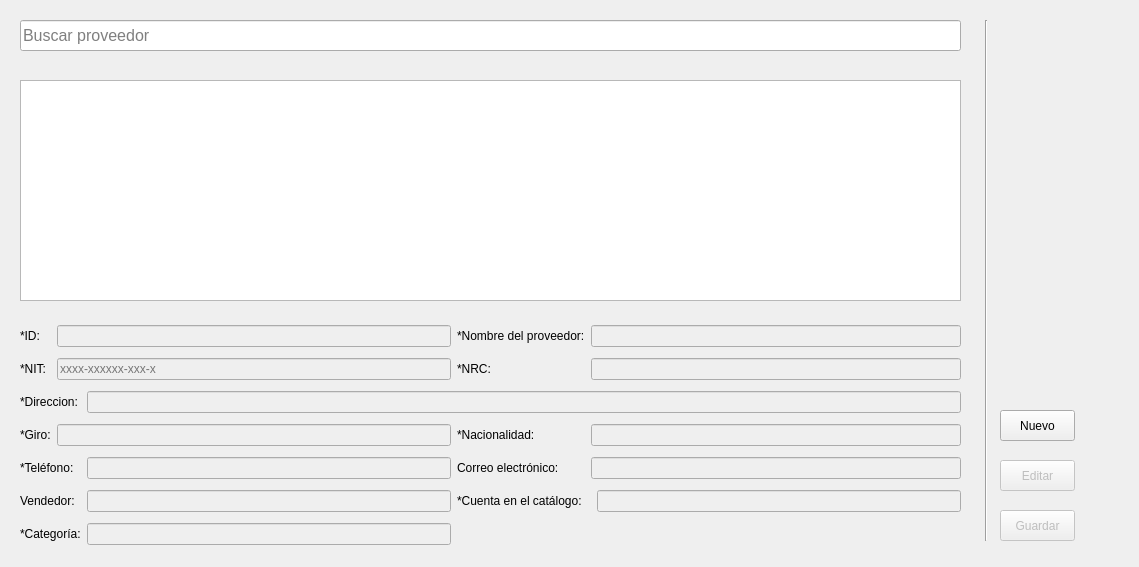
Above: mainwindow/proveedores.ui from psystingod/eremasPro before the change. Below: the same form after it.
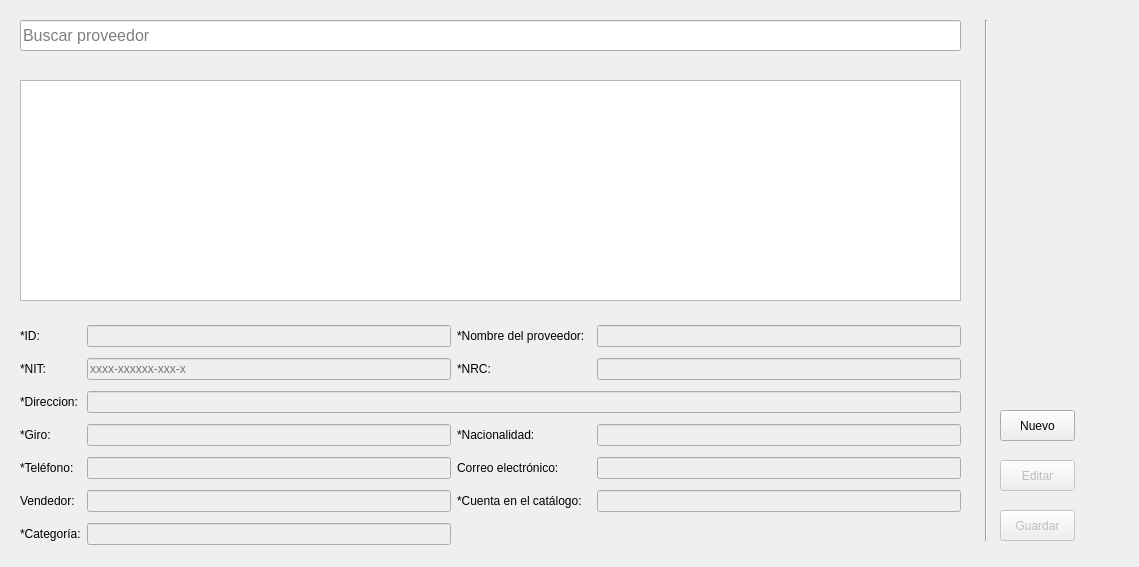
That is the form after the change.

```diff
--- a/mainwindow/proveedores.ui
+++ b/mainwindow/proveedores.ui
@@ -105,7 +105,7 @@
     <string>Editar</string>
    </property>
   </widget>
-  <widget class="QWidget" name="">
+  <widget class="QWidget" name="layoutWidget">
    <property name="geometry">
     <rect>
      <x>20</x>
@@ -122,13 +122,6 @@
       </property>
      </widget>
     </item>
-    <item row="0" column="1" colspan="2">
-     <widget class="QLineEdit" name="idLineEdit">
-      <property name="enabled">
-       <bool>false</bool>
-      </property>
-     </widget>
-    </item>
     <item row="0" column="3">
      <widget class="QLabel" name="nombreDelProveedorLabel">
       <property name="text">
@@ -136,13 +129,6 @@
       </property>
      </widget>
     </item>
-    <item row="0" column="4" colspan="2">
-     <widget class="QLineEdit" name="nombreDelProveedorLineEdit">
-      <property name="enabled">
-       <bool>false</bool>
-      </property>
-     </widget>
-    </item>
     <item row="1" column="0">
      <widget class="QLabel" name="nitLabel">
       <property name="text">
@@ -150,22 +136,6 @@
       </property>
      </widget>
     </item>
-    <item row="1" column="1" colspan="2">
-     <widget class="QLineEdit" name="nitLineEdit">
-      <property name="enabled">
-       <bool>false</bool>
-      </property>
-      <property name="maxLength">
-       <number>17</number>
-      </property>
-      <property name="placeholderText">
-       <string>xxxx-xxxxxx-xxx-x</string>
-      </property>
-      <property name="clearButtonEnabled">
-       <bool>false</bool>
-      </property>
-     </widget>
-    </item>
     <item row="1" column="3">
      <widget class="QLabel" name="nrcLabel">
       <property name="text">
@@ -173,13 +143,6 @@
       </property>
      </widget>
     </item>
-    <item row="1" column="4" colspan="2">
-     <widget class="QLineEdit" name="nrcLineEdit">
-      <property name="enabled">
-       <bool>false</bool>
-      </property>
-     </widget>
-    </item>
     <item row="2" column="0" colspan="2">
      <widget class="QLabel" name="direccionLabel">
       <property name="text">
@@ -201,13 +164,6 @@
       </property>
      </widget>
     </item>
-    <item row="3" column="1" colspan="2">
-     <widget class="QLineEdit" name="giroLineEdit">
-      <property name="enabled">
-       <bool>false</bool>
-      </property>
-     </widget>
-    </item>
     <item row="3" column="3">
      <widget class="QLabel" name="nacionalidadLabel">
       <property name="text">
@@ -215,13 +171,6 @@
       </property>
      </widget>
     </item>
-    <item row="3" column="4" colspan="2">
-     <widget class="QLineEdit" name="nacionalidadLineEdit">
-      <property name="enabled">
-       <bool>false</bool>
-      </property>
-     </widget>
-    </item>
     <item row="4" column="0" colspan="2">
      <widget class="QLabel" name="telefonoLabel">
       <property name="text">
@@ -243,13 +192,6 @@
       </property>
      </widget>
     </item>
-    <item row="4" column="4" colspan="2">
-     <widget class="QLineEdit" name="correoElectronicoLineEdit">
-      <property name="enabled">
-       <bool>false</bool>
-      </property>
-     </widget>
-    </item>
     <item row="5" column="0" colspan="2">
      <widget class="QLabel" name="vendedorLabel">
       <property name="text">
@@ -292,6 +234,64 @@
       </property>
      </widget>
     </item>
+    <item row="3" column="2">
+     <widget class="QLineEdit" name="giroLineEdit">
+      <property name="enabled">
+       <bool>false</bool>
+      </property>
+     </widget>
+    </item>
+    <item row="1" column="2">
+     <widget class="QLineEdit" name="nitLineEdit">
+      <property name="enabled">
+       <bool>false</bool>
+      </property>
+      <property name="maxLength">
+       <number>17</number>
+      </property>
+      <property name="placeholderText">
+       <string>xxxx-xxxxxx-xxx-x</string>
+      </property>
+      <property name="clearButtonEnabled">
+       <bool>false</bool>
+      </property>
+     </widget>
+    </item>
+    <item row="0" column="2">
+     <widget class="QLineEdit" name="idLineEdit">
+      <property name="enabled">
+       <bool>false</bool>
+      </property>
+     </widget>
+    </item>
+    <item row="4" column="5">
+     <widget class="QLineEdit" name="correoElectronicoLineEdit">
+      <property name="enabled">
+       <bool>false</bool>
+      </property>
+     </widget>
+    </item>
+    <item row="3" column="5">
+     <widget class="QLineEdit" name="nacionalidadLineEdit">
+      <property name="enabled">
+       <bool>false</bool>
+      </property>
+     </widget>
+    </item>
+    <item row="1" column="5">
+     <widget class="QLineEdit" name="nrcLineEdit">
+      <property name="enabled">
+       <bool>false</bool>
+      </property>
+     </widget>
+    </item>
+    <item row="0" column="5">
+     <widget class="QLineEdit" name="nombreDelProveedorLineEdit">
+      <property name="enabled">
+       <bool>false</bool>
+      </property>
+     </widget>
+    </item>
    </layout>
   </widget>
  </widget>
```
